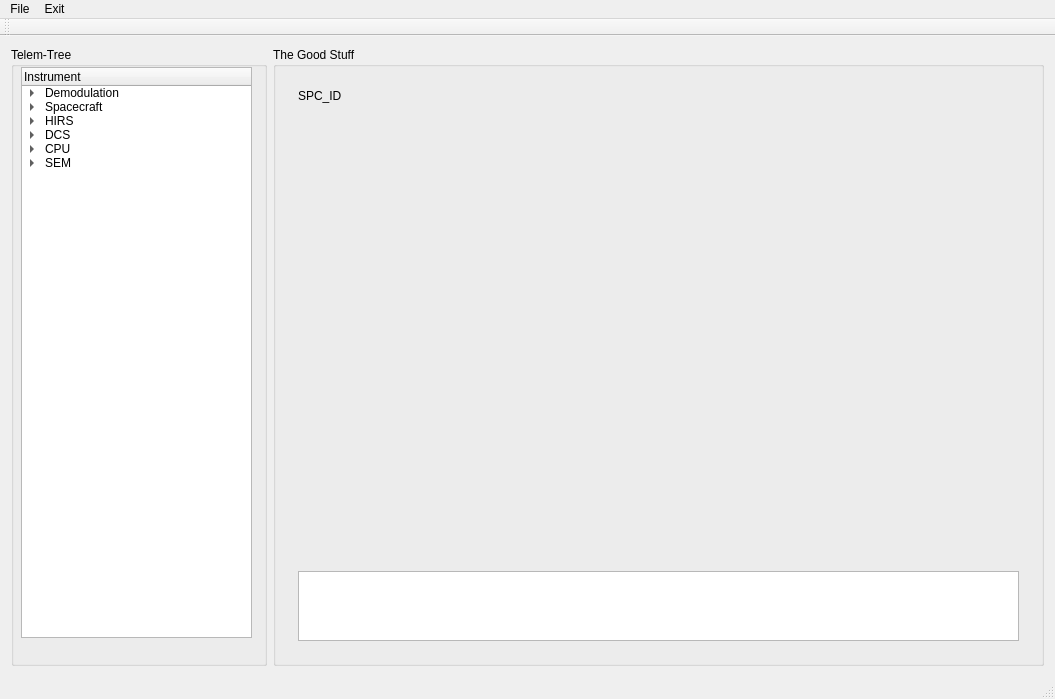
Before: the Qt Designer form mainwindow.ui in nebarnix/PDT-TelemetryExplorer, drawn with Qt 5.
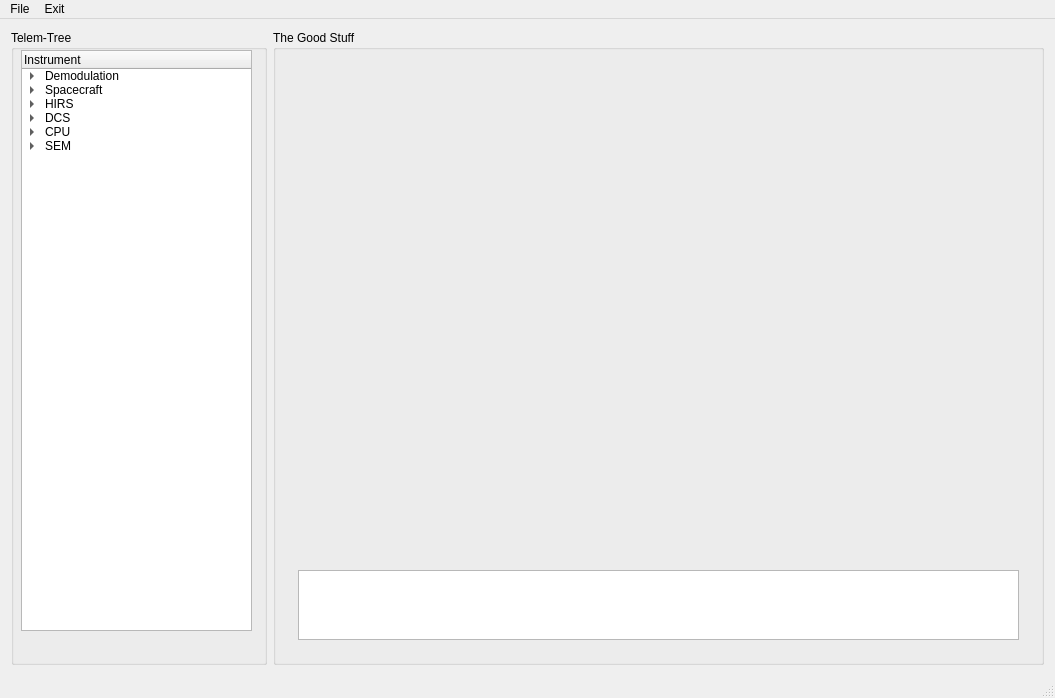
After: the same form once the commit is applied. The open tabs and pages were chosen to show the change. Custom widgets are drawn as their Qt base class.

Patch:
```diff
--- a/mainwindow.ui
+++ b/mainwindow.ui
@@ -7,7 +7,7 @@
     <x>0</x>
     <y>0</y>
     <width>1055</width>
-    <height>699</height>
+    <height>698</height>
    </rect>
   </property>
   <property name="windowTitle">
@@ -55,7 +55,7 @@
            <x>10</x>
            <y>20</y>
            <width>231</width>
-           <height>571</height>
+           <height>581</height>
           </rect>
          </property>
          <property name="wordWrap">
@@ -334,13 +334,6 @@
            <widget class="QWidget" name="SPC_ID">
             <layout class="QGridLayout" name="gridLayout_4">
              <item row="0" column="0">
-              <widget class="QLabel" name="label_6">
-               <property name="text">
-                <string>SPC_ID</string>
-               </property>
-              </widget>
-             </item>
-             <item row="1" column="0">
               <widget class="QwtPlot" name="SPIDPlot">
                <property name="sizePolicy">
                 <sizepolicy hsizetype="MinimumExpanding" vsizetype="MinimumExpanding">
@@ -350,7 +343,7 @@
                </property>
               </widget>
              </item>
-             <item row="2" column="0">
+             <item row="1" column="0">
               <widget class="QPlainTextEdit" name="SPIDList">
                <property name="sizePolicy">
                 <sizepolicy hsizetype="Expanding" vsizetype="Maximum">
@@ -505,14 +498,6 @@
    <addaction name="menuFile"/>
    <addaction name="menuExit"/>
   </widget>
-  <widget class="QToolBar" name="mainToolBar">
-   <attribute name="toolBarArea">
-    <enum>TopToolBarArea</enum>
-   </attribute>
-   <attribute name="toolBarBreak">
-    <bool>false</bool>
-   </attribute>
-  </widget>
   <widget class="QStatusBar" name="statusBar"/>
   <action name="actionLoad">
    <property name="text">
```
Left out of the diff: 14 changed lines with no effect on the pictures.
